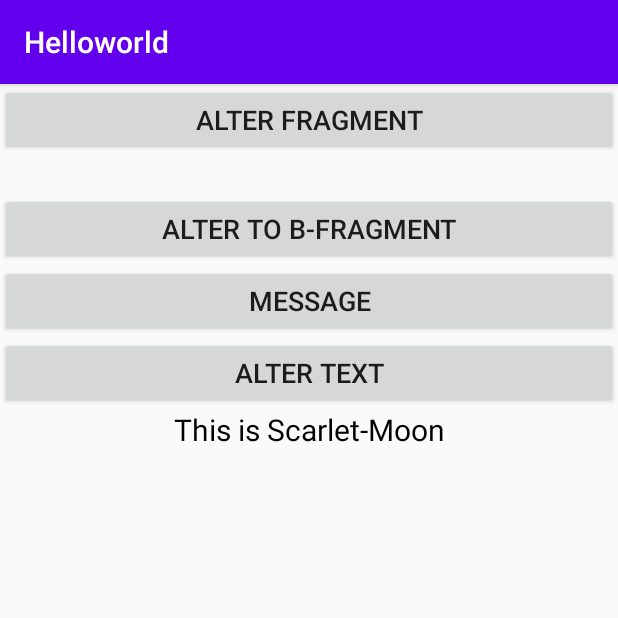
After one commit to 1170300624/Hello-World, an Android app: the AFragment screen opened directly, with no data from a screen before it, on a phone screen of 412 x 824 dp, the top half of it. The commit adds this screen. Run offline under Robolectric (Android 15) with nearby library versions, the phone set to English and light mode, and no system bars.

Commit message:
2021.8.23

```diff
--- /dev/null
+++ b/app/src/main/java/com/example/helloworld/AFragment.java
@@ -0,0 +1,115 @@
+package com.example.helloworld;
+
+import android.app.Activity;
+import android.content.Context;
+import android.os.Bundle;
+import android.view.LayoutInflater;
+import android.view.View;
+import android.view.ViewGroup;
+import android.widget.Button;
+import android.widget.TextView;
+
+import androidx.annotation.NonNull;
+import androidx.annotation.Nullable;
+import androidx.fragment.app.Fragment;
+
+public class AFragment extends Fragment {
+
+    private TextView mTxt;
+    private Button mBtnAlt;
+    private Button mBtnAltTxt;
+    private Button mBtnMsg;
+    private BFragment bFragment;
+    private IOnMessageClick listener;
+
+    public interface IOnMessageClick{
+        void onClick(String text);
+    }
+
+
+    //private Activity mActivity;
+
+    public static AFragment newInstance(String title){
+        AFragment fragment = new AFragment();
+        Bundle bundle = new Bundle();
+        bundle.putString("title", title);
+        fragment.setArguments(bundle);
+        return fragment;
+    }
+
+    @Nullable
+    @Override
+    public View onCreateView(@NonNull LayoutInflater inflater, @Nullable ViewGroup container, @Nullable Bundle savedInstanceState) {
+
+        View view = inflater.inflate(R.layout.fragment_a, container, false);
+
+        return view;
+
+    }
+
+    @Override
+    public void onViewCreated(@NonNull View view, @Nullable Bundle savedInstanceState) {
+        super.onViewCreated(view, savedInstanceState);
+
+        mTxt = view.findViewById(R.id.frag_a_txt);
+        mBtnAlt = view.findViewById(R.id.frag_a_alter);
+        mBtnAltTxt = view.findViewById(R.id.frag_a_edit);
+        mBtnMsg = view.findViewById(R.id.frag_a_message);
+
+        mBtnAlt.setOnClickListener(new View.OnClickListener() {
+            @Override
+            public void onClick(View view) {
+                if (bFragment == null){
+                    bFragment = new BFragment();
+                }
+                Fragment fragment = getFragmentManager().findFragmentByTag("a");
+                if (fragment != null){
+                    getFragmentManager().beginTransaction().hide(fragment).add(R.id.container_container, bFragment).addToBackStack(null).commitAllowingStateLoss();
+                }
+                else {
+                    getFragmentManager().beginTransaction().replace(R.id.container_container, bFragment).addToBackStack(null).commitAllowingStateLoss();
+                }
+
+            }
+        });
+        mBtnAltTxt.setOnClickListener(new View.OnClickListener() {
+            @Override
+            public void onClick(View view) {
+                mTxt.setText("Endless Feast");
+            }
+        });
+
+        mBtnMsg.setOnClickListener(new View.OnClickListener() {
+            @Override
+            public void onClick(View view) {
+                listener.onClick("Undead Corporation");
+            }
+        });
+
+        if (getArguments() != null){
+            mTxt.setText(getArguments().getString("title"));
+        }
+
+    }
+
+    @Override
+    public void onAttach(@NonNull Context context) {
+        super.onAttach(context);
+        try {
+            listener = (IOnMessageClick) context;
+        }catch (ClassCastException e){
+
+        }
+        //mActivity = (Activity) context;
+    }
+
+    @Override
+    public void onDetach() {
+        super.onDetach();
+    }
+
+    @Override
+    public void onDestroy() {
+        super.onDestroy();
+    }
+}
--- /dev/null
+++ b/app/src/main/java/com/example/helloworld/ContainerActivity.java
@@ -0,0 +1,56 @@
+package com.example.helloworld;
+
+import androidx.appcompat.app.AppCompatActivity;
+import androidx.fragment.app.FragmentManager;
+import androidx.fragment.app.FragmentTransaction;
+
+import android.app.Fragment;
+import android.os.Bundle;
+import android.view.View;
+import android.widget.Button;
+import android.widget.TextView;
+
+public class ContainerActivity extends AppCompatActivity implements AFragment.IOnMessageClick{
+
+    private AFragment aFragment;
+    private BFragment bFragment;
+    private Button mBtnAlt;
+    private TextView mTxt;
+
+
+    @Override
+    protected void onCreate(Bundle savedInstanceState) {
+        super.onCreate(savedInstanceState);
+        setContentView(R.layout.activity_container);
+
+        mBtnAlt = findViewById(R.id.container_alter);
+        mTxt = findViewById(R.id.container_text);
+        mBtnAlt.setOnClickListener(new View.OnClickListener() {
+            @Override
+            public void onClick(View view) {
+                if(bFragment == null){
+                    bFragment = new BFragment();
+                }
+                getSupportFragmentManager().beginTransaction().replace(R.id.container_container, bFragment).commitAllowingStateLoss();
+            }
+        });
+
+        aFragment = AFragment.newInstance("This is Scarlet-Moon");
+
+
+        FragmentManager manager = getSupportFragmentManager();
+        FragmentTransaction transaction = manager.beginTransaction();
+        transaction.add(R.id.container_container, aFragment, "a").commitAllowingStateLoss();
+    }
+
+    public void setData(String string){
+        mTxt.setText(string);
+    }
+
+
+    @Override
+    public void onClick(String text) {
+        mTxt.setText(text);
+
+    }
+}
--- /dev/null
+++ b/app/src/main/res/layout/activity_container.xml
@@ -0,0 +1,39 @@
+<?xml version="1.0" encoding="utf-8"?>
+<RelativeLayout xmlns:android="http://schemas.android.com/apk/res/android"
+    xmlns:app="http://schemas.android.com/apk/res-auto"
+    xmlns:tools="http://schemas.android.com/tools"
+    android:layout_width="match_parent"
+    android:layout_height="match_parent"
+    tools:context=".ContainerActivity">
+
+    <Button
+        android:id="@+id/container_alter"
+        android:layout_width="match_parent"
+        android:layout_height="wrap_content"
+        android:text="Alter Fragment"
+        android:textSize="18sp"
+        />
+
+    <TextView
+        android:id="@+id/container_text"
+        android:layout_width="match_parent"
+        android:layout_height="wrap_content"
+        android:layout_below="@+id/container_alter"
+        android:textSize="18sp"
+        />
+
+    <FrameLayout
+        android:id="@+id/container_container"
+        android:layout_width="match_parent"
+        android:layout_height="match_parent"
+        android:layout_below="@+id/container_text">
+
+
+
+    </FrameLayout>
+
+
+
+
+
+</RelativeLayout>
--- /dev/null
+++ b/app/src/main/res/layout/fragment_a.xml
@@ -0,0 +1,45 @@
+<?xml version="1.0" encoding="utf-8"?>
+<LinearLayout xmlns:android="http://schemas.android.com/apk/res/android"
+    android:layout_width="match_parent"
+    android:layout_height="match_parent"
+    android:orientation="vertical">
+
+    <Button
+        android:id="@+id/frag_a_alter"
+        android:layout_width="match_parent"
+        android:layout_height="wrap_content"
+        android:text="Alter to B-Fragment"
+        android:textSize="18sp"
+        android:layout_gravity="center"
+        />
+
+    <Button
+        android:id="@+id/frag_a_message"
+        android:layout_width="match_parent"
+        android:layout_height="wrap_content"
+        android:text="message"
+        android:textSize="18sp"
+        android:layout_gravity="center"
+        />
+
+    <Button
+        android:id="@+id/frag_a_edit"
+        android:layout_width="match_parent"
+        android:layout_height="wrap_content"
+        android:text="Alter text"
+        android:textSize="18sp"
+        android:layout_gravity="center"
+        />
+
+    <TextView
+        android:id="@+id/frag_a_txt"
+        android:layout_width="match_parent"
+        android:layout_height="wrap_content"
+        android:text="A Fragment"
+        android:textColor="@color/black"
+        android:textSize="20sp"
+        android:gravity="center"
+
+        />
+
+</LinearLayout>
```
Also changed, not shown: app/src/main/AndroidManifest.xml (+20 -1 lines), app/src/main/java/com/example/helloworld/BFragment.java (added, +26 -0 lines), app/src/main/java/com/example/helloworld/BootCompleteReceiver.java (added, +14 -0 lines), app/src/main/java/com/example/helloworld/FileActivity.java (added, +72 -0 lines), app/src/main/java/com/example/helloworld/MainActivity.java (+36 -0 lines), app/src/main/res/layout/activity_file.xml (added, +36 -0 lines), app/src/main/res/layout/activity_main.xml (+9 -0 lines), app/src/main/res/layout/fragment_b.xml (added, +17 -0 lines).
